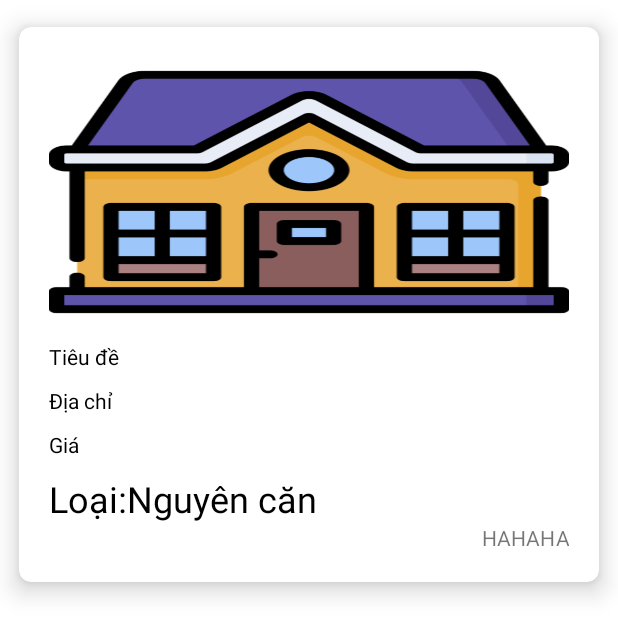
After one commit to caovanchien123/HeThongThueNha, an Android app: the layout custom_room_main.xml on its own in the app's theme, with its tools: preview values and no code run, on a phone screen of 412 x 824 dp. The commit adds this screen. Shown: the top 636 px of the screen. Run offline under Robolectric (Android 15) with nearby library versions, the phone set to English and light mode, and no system bars.

Commit message:
Dang Ky Layout main

```diff
--- /dev/null
+++ b/app/src/main/res/layout/custom_room_main.xml
@@ -0,0 +1,66 @@
+<?xml version="1.0" encoding="utf-8"?>
+<androidx.cardview.widget.CardView xmlns:android="http://schemas.android.com/apk/res/android"
+    xmlns:app="http://schemas.android.com/apk/res-auto"
+    android:orientation="vertical"
+    android:layout_width="match_parent"
+    android:id="@+id/cvRoomMain"
+    android:elevation="8sp"
+    app:cardCornerRadius="8sp"
+    app:cardElevation="10sp"
+    app:cardUseCompatPadding="true"
+    android:layout_height="wrap_content">
+
+    <LinearLayout
+        android:padding="20sp"
+        android:layout_width="match_parent"
+        android:layout_height="wrap_content"
+        android:gravity="center"
+        android:orientation="vertical">
+
+        <ImageView
+            android:layout_width="match_parent"
+            android:layout_height="180sp"
+            android:src="@drawable/home"
+            android:scaleType="fitXY"
+            android:id="@+id/custom_img_main"/>
+        <TextView
+            android:layout_marginTop="10sp"
+            android:layout_width="match_parent"
+            android:layout_height="wrap_content"
+            android:text="Tiêu đề"
+            android:textColor="@color/black"
+            android:id="@+id/tv_title_main"/>
+        <TextView
+            android:layout_marginTop="10sp"
+            android:layout_width="match_parent"
+            android:layout_height="wrap_content"
+            android:text="Địa chỉ"
+            android:textColor="@color/black"
+            android:id="@+id/tv_address_main"/>
+        <TextView
+            android:layout_marginTop="10sp"
+            android:layout_width="match_parent"
+            android:layout_height="wrap_content"
+            android:text="Giá"
+            android:textColor="@color/black"
+            android:id="@+id/tv_price_main"/>
+
+        <TextView
+            android:layout_marginTop="10sp"
+            android:layout_width="match_parent"
+            android:layout_height="wrap_content"
+            android:text="Loại:Nguyên căn"
+            android:textSize="24sp"
+            android:textColor="@color/black"
+            android:id="@+id/tv_type_room_main"/>
+
+        <TextView
+            android:id="@+id/tv_time_added_room"
+            android:layout_width="match_parent"
+            android:layout_height="wrap_content"
+            android:text="HAHAHA"
+            android:gravity="right"/>
+
+    </LinearLayout>
+
+</androidx.cardview.widget.CardView>
```
Also changed, not shown: app/src/main/res/layout/activity_main.xml (+37 -10 lines), app/src/main/res/layout/fragment_main_room.xml (added, +48 -0 lines).
